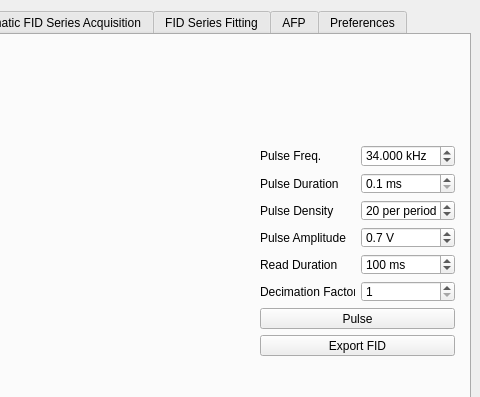
isispolneut/flynn_nmr_control, file daq_ui.ui: the form before one commit; both pictures show x 311 to 791 and y 0 to 397 of the 791 by 539 pixel window.
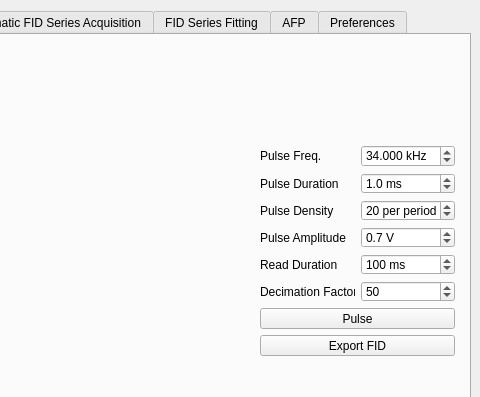
The form after the commit.

Commit message: Adjusted defaults for NMR params

```diff
--- a/daq_ui.ui
+++ b/daq_ui.ui
@@ -131,6 +131,9 @@
            <property name="minimum">
             <double>0.100000000000000</double>
            </property>
+           <property name="value">
+            <double>1.000000000000000</double>
+           </property>
           </widget>
          </item>
          <item row="2" column="0">
@@ -231,7 +234,7 @@
             <number>1</number>
            </property>
            <property name="value">
-            <number>1</number>
+            <number>50</number>
            </property>
           </widget>
          </item>
```
Left out of the diff: 6 changed lines with no effect on the pictures. The commit also changes 2 other files.
